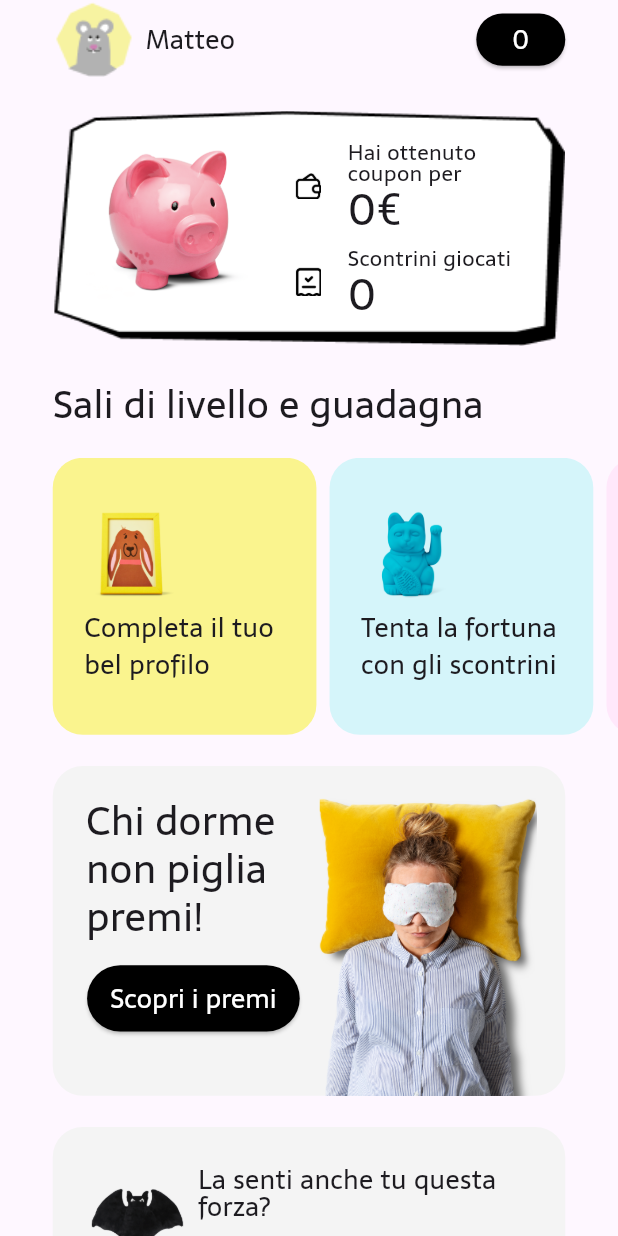
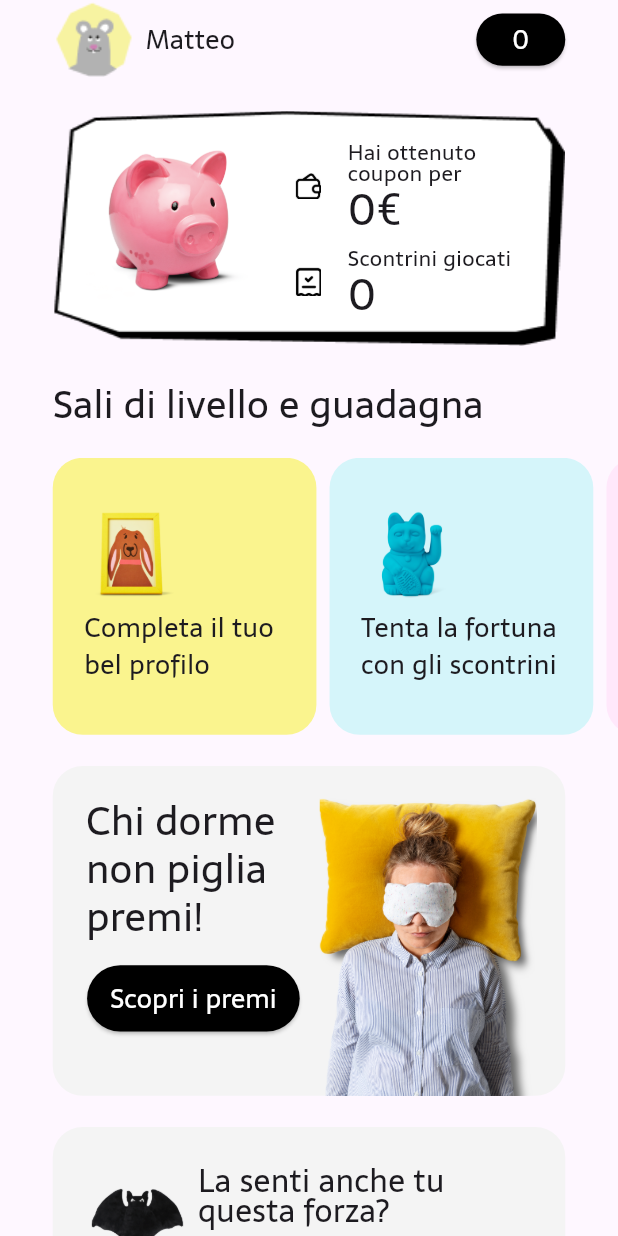
Before and after one commit to Danilospano00/DemoTigerHomePage, a Flutter app: the screen it shows after launch, on a phone screen of 412 x 824 dp. Run offline on Flutter 3.47's test engine with Material 2 defaults, Android fonts, the phone set to English and light mode, and no system bars; our stand-ins replace flutter_screenutil, get, shared_preferences.

Commit message:
refactor: added comments

```diff
--- a/lib/controller/counter_controller.dart
+++ b/lib/controller/counter_controller.dart
@@ -1,6 +1,8 @@
 import 'package:get/get.dart';
 import 'package:shared_preferences/shared_preferences.dart';
+import 'package:tandu_demo_project/view/widgets/counter_button.dart';
 
+/// Controller used to increment the [CounterButton] value and save it in SharedPreferences
 class CounterController extends GetxController {
   final _sharedPreferences = Get.find<SharedPreferences>();
 
--- a/lib/view/widgets/sections/halloween_section.dart
+++ b/lib/view/widgets/sections/halloween_section.dart
@@ -41,8 +41,8 @@ class HalloweenSection extends StatelessWidget {
                   Text(
                     "La senti anche tu questa forza?",
                     style: TextStyle(
-                      fontSize: 16.sp,
-                      height: 1,
+                      fontSize: 19.sp,
+                      height: 0.95,
                     ),
                   ),
                   SizedBox(
@@ -50,6 +50,9 @@ class HalloweenSection extends StatelessWidget {
                   ),
                   Text(
                     "Sblocca nuovi superpoteri!",
+                    style: TextStyle(
+                      fontSize: 13.sp,
+                    ),
                   ),
                 ],
               ),
```
Also changed, not shown: lib/utils/mixins/showable.dart (+0 -11 lines).
